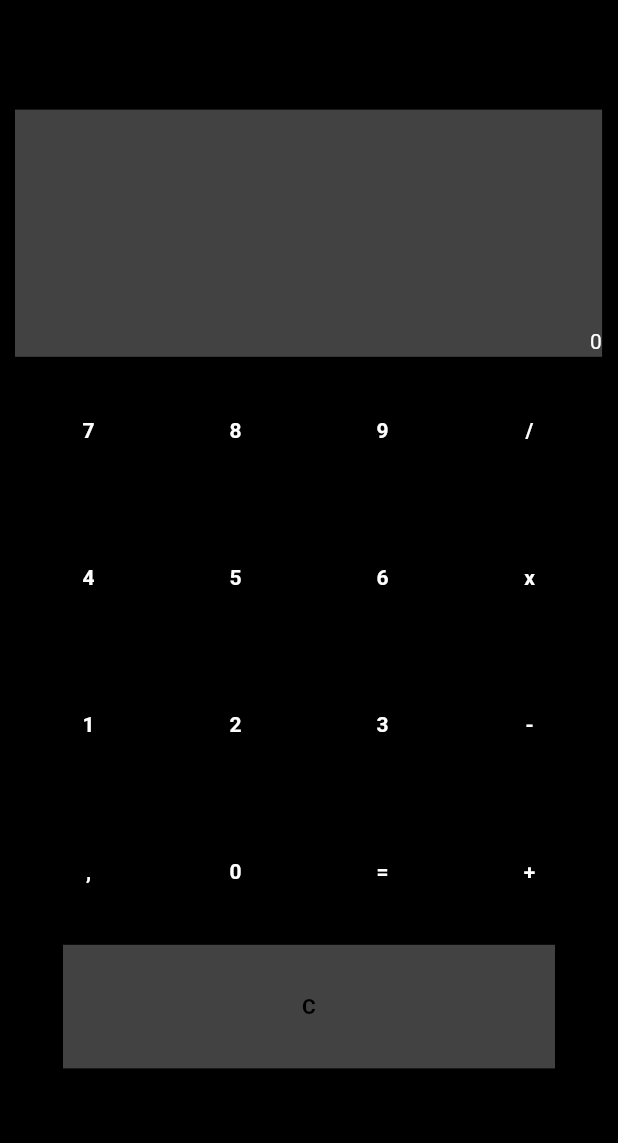
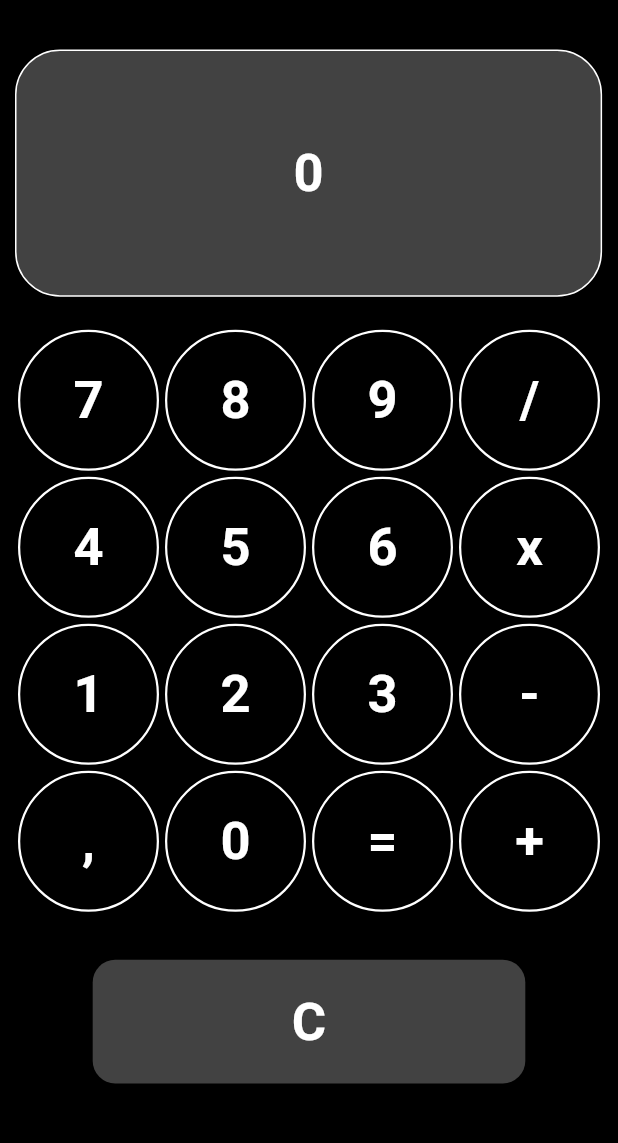
Before and after one commit to marllonDev/calculator_app, a Flutter app: the screen it shows after launch, on a phone screen of 412 x 824 dp, the part 71-1214 px from its top. Run offline on Flutter 3.47's test engine with Material 3 defaults, Android fonts, the phone set to English and light mode, and no system bars.

Commit message:
Estilizando os widgets

```diff
--- a/lib/widgets/buttom_c.dart
+++ b/lib/widgets/buttom_c.dart
@@ -6,16 +6,19 @@ class ButtomC extends StatelessWidget {
   @override
   Widget build(BuildContext context) {
     return Padding(
-      padding: const EdgeInsets.symmetric(horizontal: 32),
+      padding: const EdgeInsets.symmetric(vertical: 30),
       child: InkWell(
         onTap: () {
           print('clicou');
         },
         child: Center(
           child: Container(
-            width: MediaQuery.sizeOf(context).width,
+            width: MediaQuery.sizeOf(context).width * 0.7,
             height: MediaQuery.sizeOf(context).height * 0.1,
-            color: Colors.grey[800],
+            decoration: BoxDecoration(
+              borderRadius: const BorderRadius.all(Radius.circular(15)),
+              color: Colors.grey[800],
+            ),
             child: const Align(
               alignment: Alignment.center,
               child: Text(
@@ -23,7 +26,8 @@ class ButtomC extends StatelessWidget {
                 textAlign: TextAlign.center,
                 style: TextStyle(
                   fontWeight: FontWeight.bold,
-                  color: Colors.black,
+                  color: Colors.white,
+                  fontSize: 35,
                 ),
               ),
             ),
--- a/lib/widgets/custom_grid_view.dart
+++ b/lib/widgets/custom_grid_view.dart
@@ -1,9 +1,9 @@
 import 'package:flutter/material.dart';
 
 class CustomGridView extends StatelessWidget {
-   CustomGridView({super.key});
+  CustomGridView({super.key});
 
-    final List<String> buttons = [
+  final List<String> buttons = [
     '7',
     '8',
     '9',
@@ -44,12 +44,10 @@ class CustomGridView extends StatelessWidget {
                 height: MediaQuery.sizeOf(context).height * 0.23,
                 decoration: BoxDecoration(
                   color: Colors.transparent,
-                  borderRadius: const BorderRadius.all(
-                    Radius.circular(50),
-                  ),
+                  shape: BoxShape.circle,
                   border: Border.all(
-                    color: Colors.black,
-                    width: 3,
+                    color: Colors.white,
+                    width: 1.5,
                   ),
                 ),
                 child: Align(
@@ -59,6 +57,7 @@ class CustomGridView extends StatelessWidget {
                     style: const TextStyle(
                       fontWeight: FontWeight.bold,
                       color: Colors.white,
+                      fontSize: 35,
                     ),
                   ),
                 ),
--- a/lib/widgets/display.dart
+++ b/lib/widgets/display.dart
@@ -20,23 +20,38 @@ class _DisplayState extends State<Display> {
 
   @override
   Widget build(BuildContext context) {
-    return Row(
+    return Column(
+      children: [
+        Row(
           children: <Widget>[
             Container(
               width: MediaQuery.sizeOf(context).width * 0.95,
               height: MediaQuery.sizeOf(context).height * 0.2,
+              decoration: BoxDecoration(
                 color: Colors.grey[800],
+                border: Border.all(width: 1, color: Colors.white),
+                borderRadius: const BorderRadius.all(
+                  Radius.circular(30),
+                ),
+              ),
               child: Align(
-            alignment: Alignment.bottomRight,
+                alignment: Alignment.center,
                 child: Text(
                   '$_counter',
                   style: const TextStyle(
+                    fontWeight: FontWeight.bold,
                     color: Colors.white,
+                    fontSize: 35,
                   ),
                 ),
               ),
             ),
           ],
+        ),
+        const SizedBox(
+          height: 20,
+        )
+      ],
     );
   }
 }
```
Lines whose indentation alone changed are shown as unchanged.
